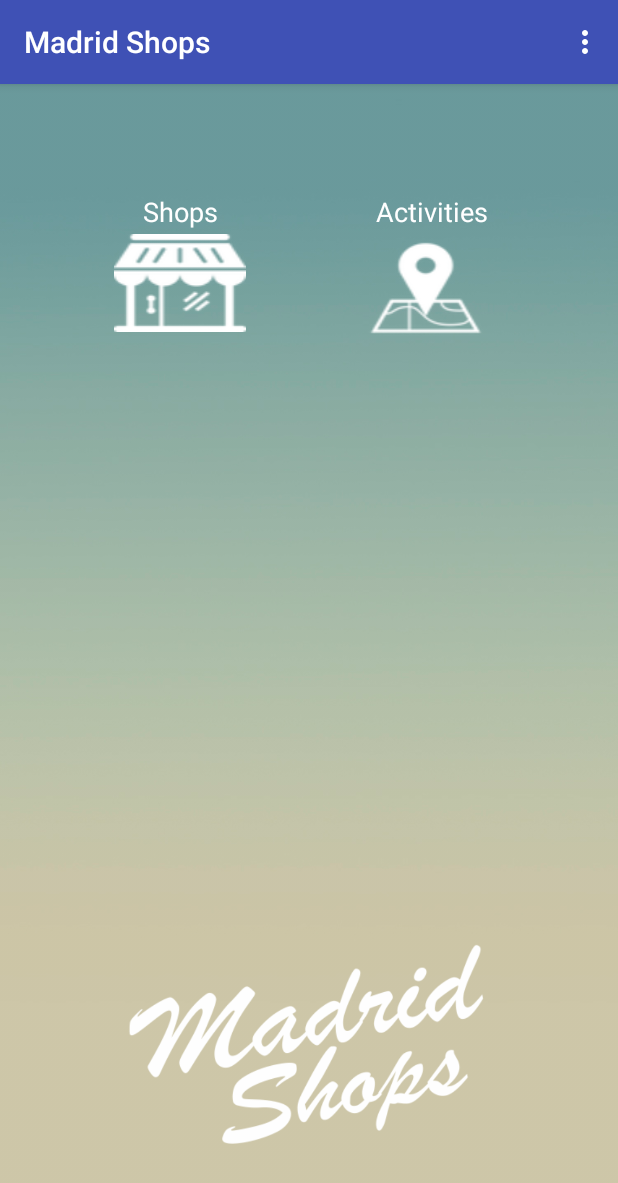
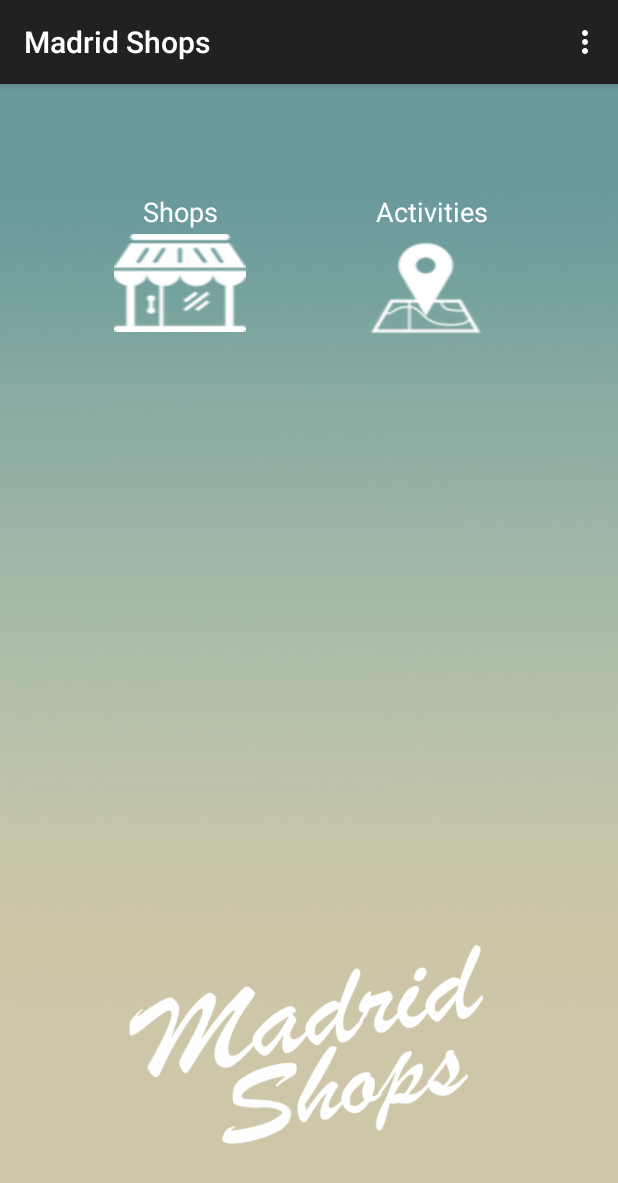
Before and after one commit to gomez-fabio/practicaAndroidAvanzado, an Android app: the screen it shows after launch (MainActivity), on a phone screen of 412 x 824 dp. Shown: the top 1183 px of the screen. Run offline under Robolectric (Android 15) with nearby library versions, the light colour scheme and no system bars; our stand-ins replace Picasso; pictures from the network do not load.

Commit message:
check internet conectivity and added black theme

```diff
--- a/app/src/main/java/es/fabiogomez/madridshops/Activity/MainActivity.kt
+++ b/app/src/main/java/es/fabiogomez/madridshops/Activity/MainActivity.kt
@@ -7,8 +7,9 @@ import android.support.v7.app.AppCompatActivity
 import android.util.Log
 import android.view.Menu
 import android.view.MenuItem
-import android.view.View.GONE
+import android.view.View.*
 import android.widget.Button
+import android.widget.ImageView
 import android.widget.TextView
 import android.widget.Toast
 import es.fabiogomez.domain.interactor.deleteallactivities.DeleteAllActivities
@@ -26,18 +27,9 @@ class MainActivity : AppCompatActivity() {
 
         findViewById<Button>(R.id.buttonShops).setOnClickListener { goShops() }
         findViewById<Button>(R.id.buttonActivities).setOnClickListener { goActivities() }
+        findViewById<Button>(R.id.buttonRefresh).setOnClickListener { isNetworkAvailable() }
 
-        if(isNetworkStatusAvailable()) {
-            Log.d("NET", "Available")
-        } else {
-            Log.d("NET", "Unavailable")
-            findViewById<Button>(R.id.buttonShops).isEnabled=false
-            findViewById<Button>(R.id.buttonShops).visibility = GONE
-            findViewById<TextView>(R.id.shopsLabel).visibility = GONE
-            findViewById<Button>(R.id.buttonActivities).isEnabled=false
-            findViewById<Button>(R.id.buttonActivities).visibility = GONE
-            findViewById<TextView>(R.id.activitiesLabel).visibility = GONE
-        }
+        isNetworkAvailable()
 
     }
 
@@ -85,6 +77,29 @@ class MainActivity : AppCompatActivity() {
 
     }
 
+    private fun isNetworkAvailable() {
+        if(isNetworkStatusAvailable()) {
+            Log.d("NET", "Available")
+            findViewById<Button>(R.id.buttonShops).isEnabled=true
+            findViewById<Button>(R.id.buttonShops).visibility = VISIBLE
+            findViewById<TextView>(R.id.shopsLabel).visibility = VISIBLE
+            findViewById<Button>(R.id.buttonActivities).isEnabled=true
+            findViewById<Button>(R.id.buttonActivities).visibility = VISIBLE
+            findViewById<TextView>(R.id.activitiesLabel).visibility = VISIBLE
+            findViewById<Button>(R.id.buttonRefresh).visibility = GONE
+            findViewById<Button>(R.id.buttonRefresh).isEnabled = false
+        } else {
+            Log.d("NET", "Unavailable")
+            findViewById<Button>(R.id.buttonShops).isEnabled=false
+            findViewById<Button>(R.id.buttonShops).visibility = GONE
+            findViewById<TextView>(R.id.shopsLabel).visibility = GONE
+            findViewById<Button>(R.id.buttonActivities).isEnabled=false
+            findViewById<Button>(R.id.buttonActivities).visibility = GONE
+            findViewById<TextView>(R.id.activitiesLabel).visibility = GONE
+            findViewById<Button>(R.id.buttonRefresh).visibility = VISIBLE
+            findViewById<Button>(R.id.buttonRefresh).isEnabled = true
+        }
+    }
 
     private fun Context.isNetworkStatusAvailable(): Boolean {
         val connectivityManager = this
--- a/app/src/main/res/layout/activity_main.xml
+++ b/app/src/main/res/layout/activity_main.xml
@@ -73,18 +73,36 @@
         app:layout_constraintTop_toTopOf="parent" />
 
     <ImageView
+        android:id="@+id/imageView2"
         android:layout_width="wrap_content"
         android:layout_height="150dp"
         android:layout_marginBottom="50dp"
         android:layout_marginEnd="8dp"
         android:layout_marginStart="8dp"
         android:adjustViewBounds="true"
+        android:contentDescription="@string/background"
         android:cropToPadding="false"
         android:scaleType="centerCrop"
         app:layout_constraintBottom_toBottomOf="parent"
         app:layout_constraintEnd_toEndOf="parent"
         app:layout_constraintStart_toStartOf="parent"
-        app:srcCompat="@drawable/logo"
-        android:contentDescription="@string/background"/>
+        app:srcCompat="@drawable/logo" />
+
+    <Button
+        android:id="@+id/buttonRefresh"
+        android:layout_width="72dp"
+        android:layout_height="72dp"
+        android:layout_marginBottom="8dp"
+        android:layout_marginEnd="8dp"
+        android:layout_marginStart="8dp"
+        android:layout_marginTop="8dp"
+        android:background="@drawable/refresh"
+        android:contentDescription="@string/background"
+        android:scaleType="centerCrop"
+        app:layout_constraintBottom_toBottomOf="parent"
+        app:layout_constraintEnd_toEndOf="parent"
+        app:layout_constraintStart_toStartOf="parent"
+        app:layout_constraintTop_toTopOf="parent"
+        app:srcCompat="@drawable/refresh" />
 
 </android.support.constraint.ConstraintLayout>
--- a/app/src/main/res/values/strings.xml
+++ b/app/src/main/res/values/strings.xml
@@ -9,4 +9,5 @@
     <string name="shops">Shops</string>
     <string name="activities">Activities</string>
     <string name="la_tienda_de_chiquito">La tienda de chiquito</string>
+    <string name="refresh">Refresh</string>
 </resources>
--- /dev/null
+++ b/app/src/main/res/values/themes.xml
@@ -0,0 +1,15 @@
+<resources>
+    <style name="MyTheme" parent="Theme.AppCompat.Light.DarkActionBar">
+        <item name="android:actionBarStyle">@style/MyActionBar</item>
+    </style>
+
+    <style name="MyActionBar" parent="@android:style/Widget.Holo.Light.ActionBar">
+        <item name="android:background">#000000</item>
+    </style>
+
+    <style name = "NoActionBar" parent = "@android:style/Theme.Holo.Light">
+        <item name = "android:windowActionBar">false</item>
+        <item name = "android:windowNoTitle">true</item>
+        <item name="android:background">#000000</item>
+    </style>
+</resources>
```
Also changed, not shown: app/src/main/AndroidManifest.xml (+6 -5 lines), app/src/main/res/drawable/refresh.png (added), 60 other files.
